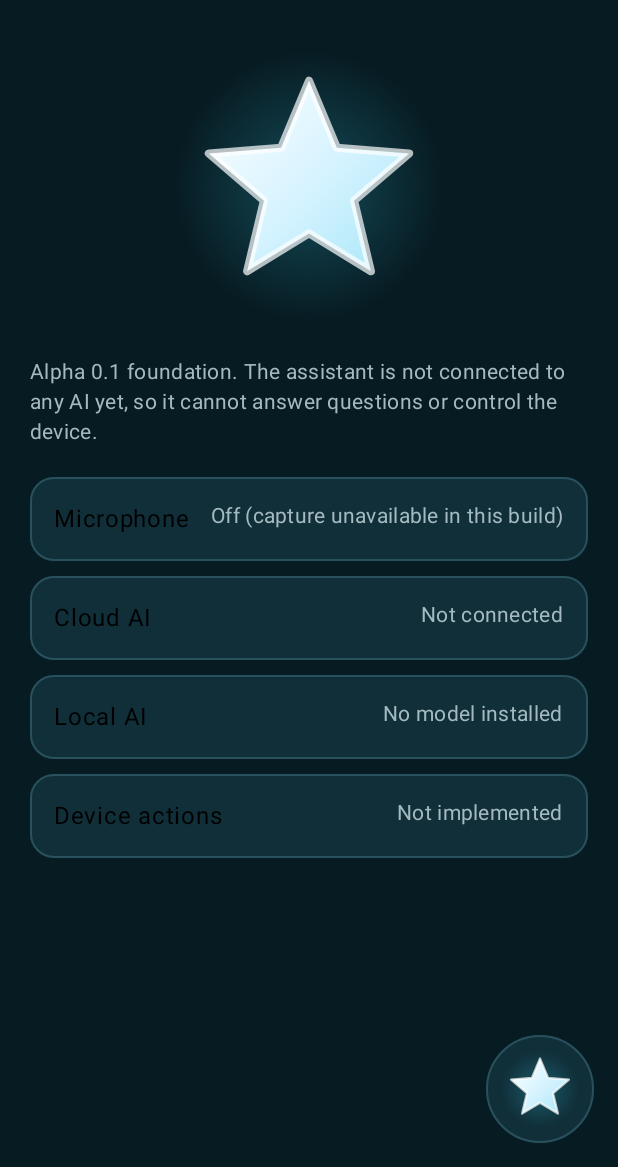
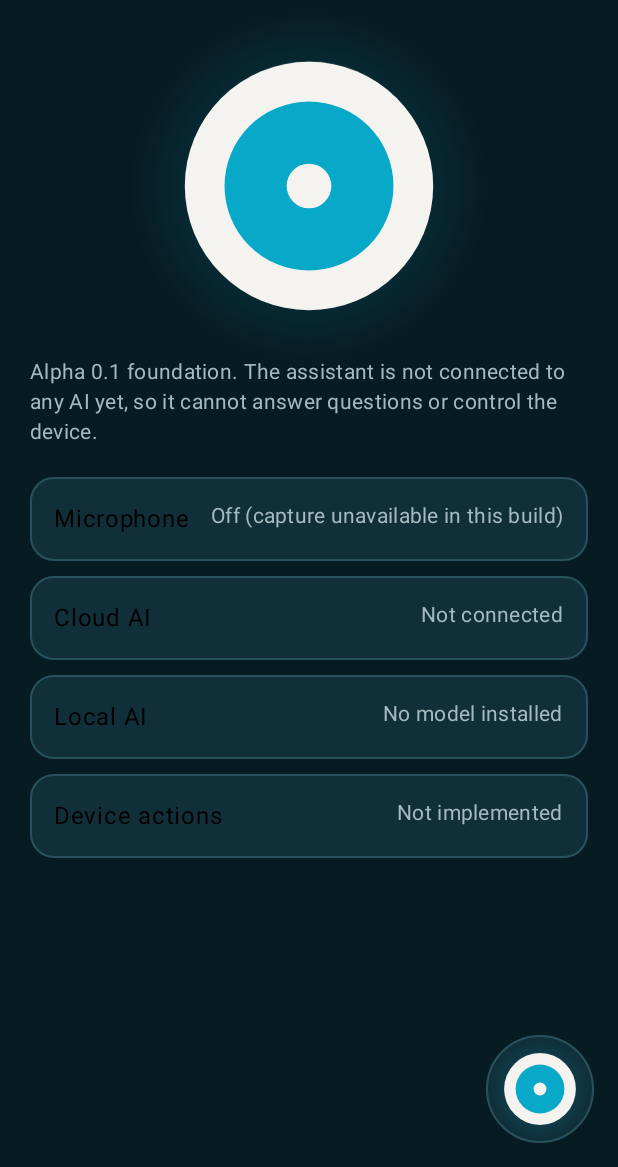
Before and after one commit to nistratovmatvej-crypto/Quantum-, an Android app built with Jetpack Compose: the screen it shows after launch (MainActivity), on a phone screen of 412 x 824 dp, the part 69-1236 px from its top. Run offline under Robolectric (Android 15) with nearby library versions, the phone set to English and light mode, and no system bars.

Commit message:
Design: introduce Quantum teal identity and concentric logo

```diff
--- a/app/src/main/java/com/quantum/assistant/ui/QuantumStar.kt
+++ b/app/src/main/java/com/quantum/assistant/ui/QuantumStar.kt
@@ -6,41 +6,40 @@ import androidx.compose.runtime.Composable
 import androidx.compose.ui.geometry.Offset
 import androidx.compose.ui.graphics.Brush
 import androidx.compose.ui.graphics.Color
-import androidx.compose.ui.graphics.Path
-import androidx.compose.ui.graphics.StrokeJoin
-import androidx.compose.ui.graphics.drawscope.Stroke
 import com.quantum.assistant.ui.theme.QuantumColors
-import kotlin.math.cos
-import kotlin.math.sin
 
-/** White five-point star, cool gradient, restrained highlight, optional soft cyan glow. */
+/**
+ * Quantum's concentric-orbit mark, adapted from the user's supplied logo.
+ * Kept as a Canvas drawing so it is crisp at every size and needs no image asset.
+ */
 @Composable
 fun QuantumStar(modifier: Modifier = Modifier, glow: Boolean = false) {
     Canvas(modifier) {
         val c = center
-        val half = size.minDimension / 2f
-        val outer = half * 0.78f
-        val inner = outer * 0.45f
-        val path = Path().apply {
-            for (i in 0 until 10) {
-                val r = if (i % 2 == 0) outer else inner
-                val a = Math.toRadians(-90.0 + i * 36.0)
-                val x = c.x + (r * cos(a)).toFloat()
-                val y = c.y + (r * sin(a)).toFloat()
-                if (i == 0) moveTo(x, y) else lineTo(x, y)
-            }
-            close()
+        val radius = size.minDimension * 0.46f
+        if (glow) {
+            drawCircle(
+                brush = Brush.radialGradient(
+                    colors = listOf(QuantumColors.Accent.copy(alpha = 0.30f), Color.Transparent),
+                    center = c,
+                    radius = radius * 1.45f
+                ),
+                radius = radius * 1.45f,
+                center = c
+            )
         }
-        if (glow) drawCircle(
-            brush = Brush.radialGradient(listOf(QuantumColors.Cyan.copy(alpha = 0.28f), Color.Transparent), center = c, radius = half),
-            radius = half, center = c
+        // Outer porcelain ring.
+        drawCircle(color = QuantumColors.Porcelain, radius = radius, center = c)
+        // Cyan inner field leaves a consistent, broad ring.
+        drawCircle(color = QuantumColors.Accent, radius = radius * 0.68f, center = c)
+        // Center dot echoes the supplied mark.
+        drawCircle(color = QuantumColors.Porcelain, radius = radius * 0.18f, center = c)
+        // A fine highlight gives the mark a little depth without a 3D effect.
+        drawCircle(
+            color = Color.White.copy(alpha = 0.14f),
+            radius = radius * 0.985f,
+            center = Offset(c.x, c.y - radius * 0.015f),
+            style = androidx.compose.ui.graphics.drawscope.Stroke(width = radius * 0.012f)
         )
-        val fill = Brush.linearGradient(
-            listOf(Color.White, Color(0xFFD6F3FF), Color(0xFF9FE4F6)),
-            start = Offset(c.x - outer, c.y - outer), end = Offset(c.x + outer, c.y + outer)
-        )
-        drawPath(path, fill)
-        // Rounded corners + subtle gloss edge.
-        drawPath(path, Color.White.copy(alpha = 0.7f), style = Stroke(width = half * 0.06f, join = StrokeJoin.Round))
     }
 }
```
